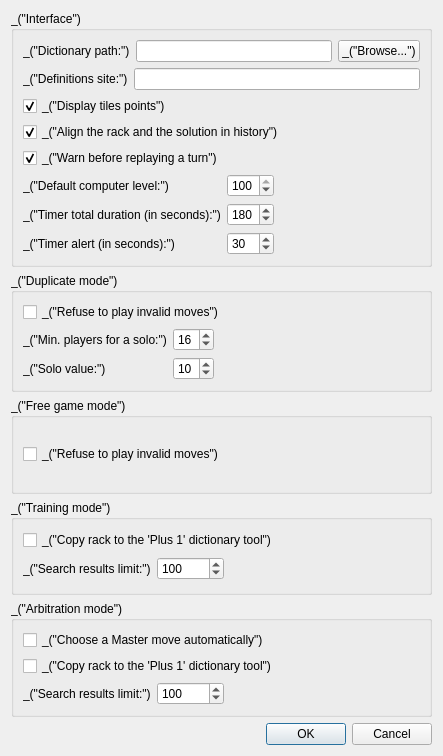
The window that qt/ui/prefs_dialog.ui (cjlano/eliot) describes before a commit, drawn with Qt 5.
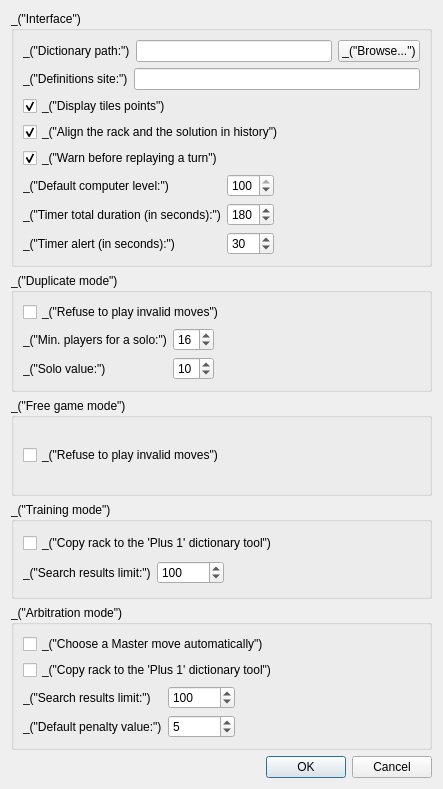
The same window after the commit.

Commit message: Allow giving warnings and penalties from the interface

```diff
--- a/qt/ui/prefs_dialog.ui
+++ b/qt/ui/prefs_dialog.ui
@@ -7,7 +7,7 @@
     <x>0</x>
     <y>0</y>
     <width>443</width>
-    <height>756</height>
+    <height>789</height>
    </rect>
   </property>
   <property name="windowTitle">
@@ -352,25 +352,15 @@
        </widget>
       </item>
       <item>
-       <layout class="QHBoxLayout" name="horizontalLayout_3">
-        <item>
+       <layout class="QGridLayout" name="gridLayout_3">
+        <item row="0" column="0">
          <widget class="QLabel" name="label_9">
           <property name="text">
            <string>_(&quot;Search results limit:&quot;)</string>
           </property>
          </widget>
         </item>
-        <item>
-         <widget class="QSpinBox" name="spinBoxArbitSearchLimit">
-          <property name="maximum">
-           <number>100000</number>
-          </property>
-          <property name="value">
-           <number>100</number>
-          </property>
-         </widget>
-        </item>
-        <item>
+        <item row="0" column="2">
          <spacer name="horizontalSpacer_3">
           <property name="orientation">
            <enum>Qt::Horizontal</enum>
@@ -383,6 +373,36 @@
           </property>
          </spacer>
         </item>
+        <item row="0" column="1">
+         <widget class="QSpinBox" name="spinBoxArbitSearchLimit">
+          <property name="maximum">
+           <number>100000</number>
+          </property>
+          <property name="value">
+           <number>100</number>
+          </property>
+         </widget>
+        </item>
+        <item row="1" column="0">
+         <widget class="QLabel" name="label_10">
+          <property name="text">
+           <string>_(&quot;Default penalty value:&quot;)</string>
+          </property>
+         </widget>
+        </item>
+        <item row="1" column="1">
+         <widget class="QSpinBox" name="spinBoxArbitDefPenalty">
+          <property name="toolTip">
+           <string>_(&quot;Default number of points for a penalty&quot;)</string>
+          </property>
+          <property name="maximum">
+           <number>100000</number>
+          </property>
+          <property name="value">
+           <number>5</number>
+          </property>
+         </widget>
+        </item>
        </layout>
       </item>
      </layout>
```
Left out of the diff: 9 changed lines with no effect on the pictures. The commit also changes 3 other files.
